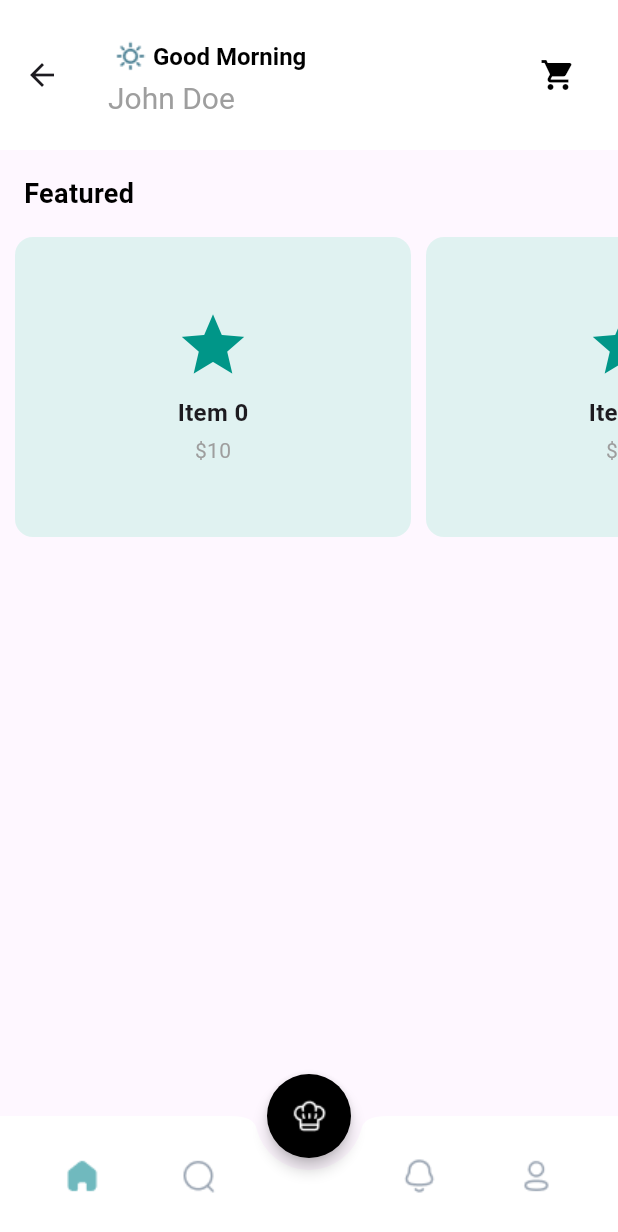
After one commit to selmanfariz18/fakestore-app, a Flutter app: the HomePage screen opened by its route, on a phone screen of 412 x 824 dp. The commit adds this screen. Shown: the top 1232 px of the screen. Run offline on Flutter 3.47's test engine with Material 3 defaults, Android fonts, the phone set to English and light mode, and no system bars; our stand-ins replace shared_preferences; accounts and stored records are empty.

Commit message:
Bottom navigation ready

```diff
--- /dev/null
+++ b/lib/screens/home_content.dart
@@ -0,0 +1,135 @@
+import 'package:flutter/material.dart';
+
+class HomeContent extends StatelessWidget {
+  @override
+  Widget build(BuildContext context) {
+    return Scaffold(
+      appBar: AppBar(
+        backgroundColor: Colors.white,
+        elevation: 0,
+        title: Padding(
+          padding: const EdgeInsets.symmetric(vertical: 10),
+          child: Row(
+            mainAxisAlignment: MainAxisAlignment.spaceBetween,
+            children: [
+              Column(
+                crossAxisAlignment: CrossAxisAlignment.start,
+                children: [
+                  Row(
+                    children: [
+                      Container(
+                        child: Padding(
+                          padding: const EdgeInsets.all(0.0),
+                          child: Image.asset(
+                            'assets/images/sun.png', // Path to your image
+                            width: 30, // Set the width of the image
+                            height: 30, // Set the height of the image
+                          ),
+                        ),
+                      ),
+                      // SizedBox(width: 2),
+                      Text(
+                        'Good Morning',
+                        style: TextStyle(
+                          fontSize: 16,
+                          fontWeight: FontWeight.bold,
+                          color: Colors.black,
+                        ),
+                      ),
+                    ],
+                  ),
+                  FutureBuilder<String?>(
+                    future: _getUsername(),
+                    builder: (context, snapshot) {
+                      if (snapshot.connectionState == ConnectionState.waiting) {
+                        return const Text(
+                          'Loading...',
+                          style: TextStyle(color: Colors.grey),
+                        );
+                      }
+                      return Text(
+                        snapshot.data ?? 'Guest',
+                        style: const TextStyle(
+                          fontSize: 20,
+                          color: Colors.grey,
+                        ),
+                      );
+                    },
+                  ),
+                ],
+              ),
+              IconButton(
+                icon: const Icon(Icons.shopping_cart, color: Colors.black),
+                onPressed: () {
+                  // Handle cart button press
+                },
+              ),
+            ],
+          ),
+        ),
+        toolbarHeight: 100.0,
+      ),
+      body: Column(
+        crossAxisAlignment: CrossAxisAlignment.start,
+        children: [
+          const Padding(
+            padding: EdgeInsets.all(16.0),
+            child: Text(
+              'Featured',
+              style: TextStyle(
+                fontSize: 18,
+                fontWeight: FontWeight.bold,
+                color: Colors.black,
+              ),
+            ),
+          ),
+          SizedBox(
+            height: 200,
+            child: ListView.builder(
+              scrollDirection: Axis.horizontal,
+              itemCount: 4, // Number of featured cards
+              itemBuilder: (context, index) {
+                return Container(
+                  width: 264,
+                  height: 172,
+                  margin: const EdgeInsets.only(left: 10),
+                  decoration: BoxDecoration(
+                    color: Colors.teal[50],
+                    borderRadius: BorderRadius.circular(12),
+                  ),
+                  child: Column(
+                    mainAxisAlignment: MainAxisAlignment.center,
+                    children: [
+                      const Icon(Icons.star, size: 50, color: Colors.teal),
+                      const SizedBox(height: 8),
+                      Text(
+                        'Item $index',
+                        style: const TextStyle(
+                          fontWeight: FontWeight.bold,
+                          fontSize: 16,
+                        ),
+                      ),
+                      const SizedBox(height: 4),
+                      Text(
+                        '\$${(index + 1) * 10}',
+                        style: const TextStyle(
+                          color: Colors.grey,
+                        ),
+                      ),
+                    ],
+                  ),
+                );
+              },
+            ),
+          ),
+        ],
+      ),
+    );
+  }
+}
+
+Future<String?> _getUsername() async {
+  // Replace with actual shared preferences retrieval logic
+  await Future.delayed(const Duration(seconds: 1));
+  return 'John Doe'; // Replace with actual username
+}
--- a/lib/screens/home_page.dart
+++ b/lib/screens/home_page.dart
@@ -1,15 +1,99 @@
 import 'package:flutter/material.dart';
+import 'home_content.dart';
+import 'search_page.dart';
+import 'magic_page.dart';
+import 'notifications_page.dart';
+import 'user_profile_page.dart';
 
-class HomePage extends StatelessWidget {
+class HomePage extends StatefulWidget {
+  @override
+  _HomePageState createState() => _HomePageState();
+}
+
+class _HomePageState extends State<HomePage> {
+  int _selectedIndex = 0;
+
+  final List<Widget> _pages = [
+    HomeContent(),
+    SearchPage(),
+    MagicPage(),
+    NotificationsPage(),
+    UserProfilePage(),
+  ];
+
+  void _onItemTapped(int index) {
+    setState(() {
+      _selectedIndex = index;
+    });
+  }
+
   @override
   Widget build(BuildContext context) {
     return Scaffold(
-      appBar: AppBar(
-        title: const Text('Home'),
+      body: _pages[_selectedIndex],
+      bottomNavigationBar: BottomAppBar(
+        shape: const CircularNotchedRectangle(),
+        notchMargin: 8.0,
+        elevation: 5.0,
+        color: Colors.white, // Light background
+        child: SizedBox(
+          height: 60,
+          child: Row(
+            mainAxisAlignment: MainAxisAlignment.spaceAround,
+            children: [
+              IconButton(
+                icon: Image.asset(
+                  'assets/images/home.png',
+                  color: _selectedIndex == 0
+                      ? Color(0xFF70B9BE)
+                      : Color(0xFF97A2B0),
+                  width: 30, // Set the size of the icon
+                ),
+                onPressed: () => _onItemTapped(0),
+              ),
+              IconButton(
+                icon: Image.asset('assets/images/search.png',
+                    color: _selectedIndex == 1
+                        ? Color(0xFF70B9BE)
+                        : Color(0xFF97A2B0)),
+                onPressed: () => _onItemTapped(1),
+              ),
+              const SizedBox(width: 40), // Space for FAB
+              IconButton(
+                icon: Image.asset('assets/images/bell.png',
+                    color: _selectedIndex == 3
+                        ? Color(0xFF70B9BE)
+                        : Color(0xFF97A2B0)),
+                onPressed: () => _onItemTapped(3),
+              ),
+              IconButton(
+                icon: Image.asset('assets/images/user.png',
+                    color: _selectedIndex == 4
+                        ? Color(0xFF70B9BE)
+                        : Color(0xFF97A2B0)),
+                onPressed: () => _onItemTapped(4),
+              ),
+            ],
+          ),
+        ),
       ),
-      body: Center(
-        child: const Text('Welcome to the Home Page!'),
+      floatingActionButton: FloatingActionButton(
+        onPressed: () {
+          setState(() {
+            _selectedIndex = 2; // Navigate to MagicPage
+          });
+        },
+        backgroundColor: Colors.black, // Match dark FAB background
+        elevation: 4,
+        shape: const CircleBorder(),
+        child: Image.asset(
+          'assets/images/Chef.png', // Path to your image
+          // color: Colors.white, // Optionally apply color filter
+          width: 24, // Set the size of the image
+          height: 24, // Set the size of the image
+        ), // Chef icon
       ),
+      floatingActionButtonLocation: FloatingActionButtonLocation.centerDocked,
     );
   }
 }
--- a/lib/screens/landing_page.dart
+++ b/lib/screens/landing_page.dart
@@ -87,7 +87,8 @@ class LandingPage extends StatelessWidget {
               },
               child: const Text(
                 'Later',
-                style: TextStyle(color: Colors.white, fontSize: 16),
+                style: TextStyle(
+                    fontFamily: 'Sofia Pro', color: Colors.white, fontSize: 16),
               ),
             ),
           ),
@@ -135,6 +136,7 @@ class LandingPage extends StatelessWidget {
                       child: const Text(
                         'Login',
                         style: TextStyle(
+                          fontFamily: 'Sofia Pro',
                           color: Colors.white,
                           fontSize: 16,
                         ),
--- /dev/null
+++ b/lib/screens/magic_page.dart
@@ -0,0 +1,8 @@
+import 'package:flutter/material.dart';
+
+class MagicPage extends StatelessWidget {
+  @override
+  Widget build(BuildContext context) {
+    return Center(child: Text('Magic Page'));
+  }
+}
--- /dev/null
+++ b/lib/screens/notifications_page.dart
@@ -0,0 +1,8 @@
+import 'package:flutter/material.dart';
+
+class NotificationsPage extends StatelessWidget {
+  @override
+  Widget build(BuildContext context) {
+    return Center(child: Text('Notifications Page'));
+  }
+}
--- /dev/null
+++ b/lib/screens/search_page.dart
@@ -0,0 +1,8 @@
+import 'package:flutter/material.dart';
+
+class SearchPage extends StatelessWidget {
+  @override
+  Widget build(BuildContext context) {
+    return Center(child: Text('Search Page'));
+  }
+}
--- /dev/null
+++ b/lib/screens/user_profile_page.dart
@@ -0,0 +1,8 @@
+import 'package:flutter/material.dart';
+
+class UserProfilePage extends StatelessWidget {
+  @override
+  Widget build(BuildContext context) {
+    return Center(child: Text('User Profile Page'));
+  }
+}
```
Also changed, not shown: pubspec.yaml (+10 -6 lines), assets/fonts/Sofia Pro Regular Az.otf (added), assets/images/Chef.png (added), assets/images/bell.png (added), assets/images/home.png (added), assets/images/search.png (added), assets/images/sun.png (added), assets/images/user.png (added).
